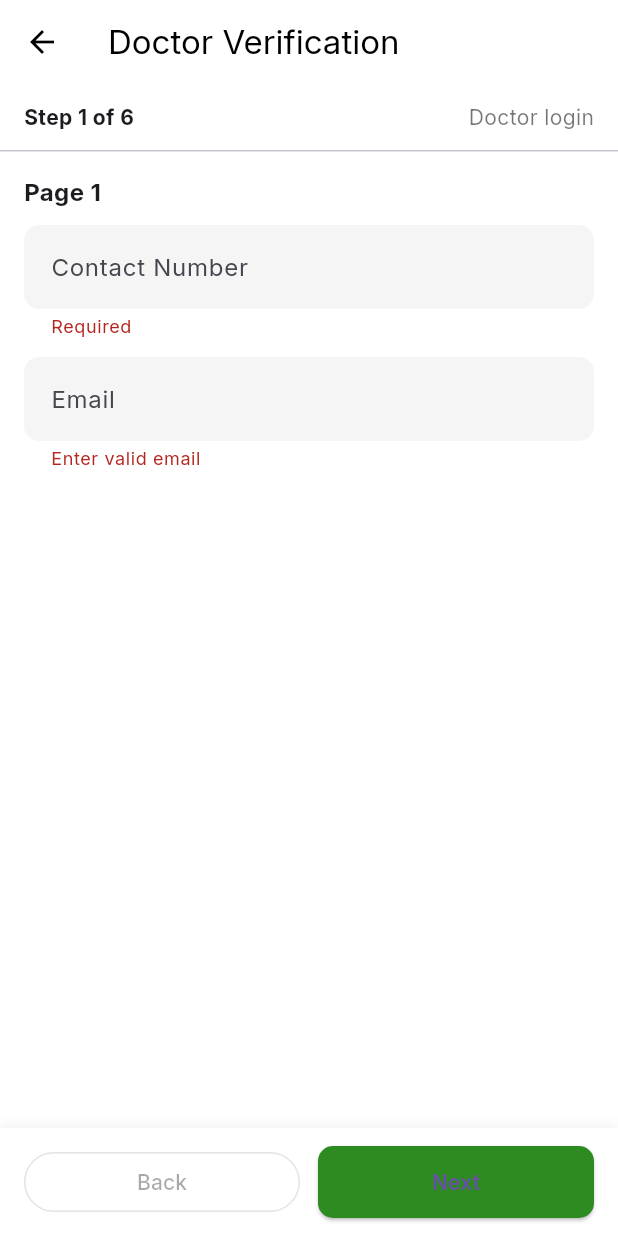
After one commit to Monoartiam99/OxyZen-KGEC, a Flutter app: the DoctorOnboardingScreen screen opened directly, after a tap on "Next", on a phone screen of 412 x 824 dp. The commit adds this screen. Run offline on Flutter 3.47's test engine with Material 3 defaults, Android fonts, the phone set to English and light mode, and no system bars; our stand-ins replace google_fonts; network calls fail.

Commit message:
create a doctors sign in

```diff
--- /dev/null
+++ b/lib/screens/doctor_onboarding_screen.dart
@@ -0,0 +1,543 @@
+import 'package:flutter/material.dart';
+
+class DoctorOnboardingScreen extends StatefulWidget {
+  final bool fromLogin;
+
+  const DoctorOnboardingScreen({super.key, this.fromLogin = false});
+
+  @override
+  State<DoctorOnboardingScreen> createState() => _DoctorOnboardingScreenState();
+}
+
+class _QualificationEntry {
+  _QualificationEntry()
+      : degreeCtrl = TextEditingController(),
+        institutionCtrl = TextEditingController(),
+        certificateUploaded = false,
+        verificationSourceCtrl = TextEditingController();
+
+  final TextEditingController degreeCtrl;
+  final TextEditingController institutionCtrl;
+  final TextEditingController verificationSourceCtrl;
+  bool certificateUploaded;
+
+  void dispose() {
+    degreeCtrl.dispose();
+    institutionCtrl.dispose();
+    verificationSourceCtrl.dispose();
+  }
+}
+
+class _DoctorOnboardingScreenState extends State<DoctorOnboardingScreen> {
+  final _pageController = PageController();
+  final _forms = List.generate(6, (_) => GlobalKey<FormState>());
+  int _step = 0;
+
+  // Page 1
+  final _phoneCtrl = TextEditingController();
+  final _emailCtrl = TextEditingController();
+
+  // Page 2
+  final _fullNameCtrl = TextEditingController();
+  final _contactCtrl = TextEditingController();
+  final _dobCtrl = TextEditingController();
+  final _regNoCtrl = TextEditingController();
+  final _regYearCtrl = TextEditingController();
+
+  // Page 3
+  final List<_QualificationEntry> _qualifications = [
+    _QualificationEntry(),
+    _QualificationEntry()
+  ];
+
+  // Page 4
+  bool _idProofUploaded = false;
+  bool _photoUploaded = false;
+  bool _signatureUploaded = false;
+
+  // Page 5
+  final List<String> _allSpecialities = const [
+    'Cardiology',
+    'Dermatology',
+    'ENT',
+    'General Medicine',
+    'Neurology',
+    'Orthopedics',
+    'Pediatrics',
+    'Psychiatry',
+    'Radiology',
+    'Surgery',
+    'Urology',
+  ];
+  final Set<String> _selectedSpecialities = {};
+  double _experienceYears = 0;
+
+  // Page 6
+  bool _termsAccepted = false;
+  bool _submitting = false;
+
+  @override
+  void dispose() {
+    _pageController.dispose();
+    _phoneCtrl.dispose();
+    _emailCtrl.dispose();
+    _fullNameCtrl.dispose();
+    _contactCtrl.dispose();
+    _dobCtrl.dispose();
+    _regNoCtrl.dispose();
+    _regYearCtrl.dispose();
+    for (final q in _qualifications) {
+      q.dispose();
+    }
+    super.dispose();
+  }
+
+  InputDecoration _inputDecoration(String hint) => InputDecoration(
+        hintText: hint,
+        filled: true,
+        fillColor: const Color(0xFFF5F5F5),
+        contentPadding:
+            const EdgeInsets.symmetric(horizontal: 14, vertical: 16),
+        border: OutlineInputBorder(
+            borderRadius: BorderRadius.circular(10),
+            borderSide: BorderSide.none),
+      );
+
+  Future<void> _next() async {
+    if (!_validateStep()) return;
+    if (_step >= 5) {
+      await _submit();
+      return;
+    }
+    setState(() => _step += 1);
+    _pageController.animateToPage(_step,
+        duration: const Duration(milliseconds: 280), curve: Curves.easeInOut);
+  }
+
+  void _back() {
+    if (_step == 0) return;
+    setState(() => _step -= 1);
+    _pageController.animateToPage(_step,
+        duration: const Duration(milliseconds: 240), curve: Curves.easeOut);
+  }
+
+  bool _validateStep() {
+    final form = _forms[_step].currentState;
+    if (form != null && !form.validate()) {
+      return false;
+    }
+    if (_step == 2) {
+      final first = _qualifications.first;
+      if (first.degreeCtrl.text.trim().isEmpty ||
+          first.institutionCtrl.text.trim().isEmpty ||
+          !first.certificateUploaded) {
+        _showToast(
+            'Please complete at least one qualification including certificate.');
+        return false;
+      }
+    }
+    if (_step == 3) {
+      if (!_idProofUploaded || !_photoUploaded || !_signatureUploaded) {
+        _showToast('Upload ID, photo, and signature to continue.');
+        return false;
+      }
+    }
+    if (_step == 4) {
+      if (_selectedSpecialities.isEmpty) {
+        _showToast('Select at least one speciality.');
+        return false;
+      }
+    }
+    if (_step == 5) {
+      if (!_termsAccepted) {
+        _showToast('Please accept terms and conditions.');
+        return false;
+      }
+    }
+    return true;
+  }
+
+  Future<void> _submit() async {
+    setState(() => _submitting = true);
+    await Future.delayed(const Duration(milliseconds: 900));
+    if (!mounted) return;
+    setState(() => _submitting = false);
+    ScaffoldMessenger.of(context).showSnackBar(
+      const SnackBar(content: Text('Doctor verification submitted (mock)')),
+    );
+    Navigator.of(context).pop();
+  }
+
+  void _showToast(String message) {
+    ScaffoldMessenger.of(context)
+        .showSnackBar(SnackBar(content: Text(message)));
+  }
+
+  Widget _buildStepIndicator() {
+    return Row(
+      mainAxisAlignment: MainAxisAlignment.spaceBetween,
+      children: [
+        Text('Step ${_step + 1} of 6',
+            style: const TextStyle(fontWeight: FontWeight.w700)),
+        Text(widget.fromLogin ? 'Doctor login' : 'Doctor sign up',
+            style: const TextStyle(color: Colors.black54)),
+      ],
+    );
+  }
+
+  Widget _uploadTile(
+      {required String label,
+      required bool uploaded,
+      required VoidCallback onTap}) {
+    return ListTile(
+      contentPadding: const EdgeInsets.symmetric(horizontal: 8, vertical: 4),
+      title: Text(label),
+      subtitle: Text(uploaded ? 'Uploaded' : 'Not uploaded',
+          style: TextStyle(color: uploaded ? Colors.green : Colors.red)),
+      trailing: OutlinedButton(
+          onPressed: onTap, child: Text(uploaded ? 'Replace' : 'Upload')),
+    );
+  }
+
+  Widget _buildPageOne() {
+    return Form(
+      key: _forms[0],
+      child: Column(
+        crossAxisAlignment: CrossAxisAlignment.start,
+        children: [
+          const Text('Page 1',
+              style: TextStyle(fontSize: 16, fontWeight: FontWeight.w700)),
+          const SizedBox(height: 10),
+          TextFormField(
+            controller: _phoneCtrl,
+            decoration: _inputDecoration('Contact Number'),
+            keyboardType: TextInputType.phone,
+            validator: (v) => v == null || v.trim().isEmpty ? 'Required' : null,
+          ),
+          const SizedBox(height: 12),
+          TextFormField(
+            controller: _emailCtrl,
+            decoration: _inputDecoration('Email'),
+            keyboardType: TextInputType.emailAddress,
+            validator: (v) =>
+                v == null || !v.contains('@') ? 'Enter valid email' : null,
+          ),
+        ],
+      ),
+    );
+  }
+
+  Widget _buildPageTwo() {
+    return Form(
+      key: _forms[1],
+      child: Column(
+        crossAxisAlignment: CrossAxisAlignment.start,
+        children: [
+          const Text('Page 2',
+              style: TextStyle(fontSize: 16, fontWeight: FontWeight.w700)),
+          const SizedBox(height: 10),
+          TextFormField(
+            controller: _fullNameCtrl,
+            decoration: _inputDecoration('Full Name'),
+            validator: (v) => v == null || v.trim().isEmpty ? 'Required' : null,
+          ),
+          const SizedBox(height: 12),
+          TextFormField(
+            controller: _contactCtrl,
+            decoration: _inputDecoration('Contact Mobile Number'),
+            keyboardType: TextInputType.phone,
+            validator: (v) => v == null || v.trim().isEmpty ? 'Required' : null,
+          ),
+          const SizedBox(height: 12),
+          TextFormField(
+            controller: _dobCtrl,
+            decoration: _inputDecoration('Date of Birth (DD/MM/YYYY)'),
+            validator: (v) => v == null || v.trim().isEmpty ? 'Required' : null,
+          ),
+          const SizedBox(height: 12),
+          TextFormField(
+            controller: _regNoCtrl,
+            decoration: _inputDecoration('Registration Number'),
+            validator: (v) => v == null || v.trim().isEmpty ? 'Required' : null,
+          ),
+          const SizedBox(height: 12),
+          TextFormField(
+            controller: _regYearCtrl,
+            decoration: _inputDecoration('Year of Registration'),
+            keyboardType: TextInputType.number,
+            validator: (v) => v == null || v.trim().isEmpty ? 'Required' : null,
+          ),
+        ],
+      ),
+    );
+  }
+
+  Widget _buildQualificationCard(int index) {
+    final entry = _qualifications[index];
+    final label = 'Qualification ${index + 1}';
+    final optional = index > 0;
+    return Card(
+      margin: const EdgeInsets.only(bottom: 12),
+      shape: RoundedRectangleBorder(borderRadius: BorderRadius.circular(12)),
+      elevation: 2,
+      child: Padding(
+        padding: const EdgeInsets.all(12),
+        child: Column(
+          crossAxisAlignment: CrossAxisAlignment.start,
+          children: [
+            Text('$label${optional ? ' (optional)' : ''}',
+                style: const TextStyle(fontWeight: FontWeight.w700)),
+            const SizedBox(height: 10),
+            TextFormField(
+              controller: entry.degreeCtrl,
+              decoration: _inputDecoration('Degree Name'),
+              validator: (v) {
+                if (optional && (v == null || v.trim().isEmpty)) return null;
+                return v == null || v.trim().isEmpty ? 'Required' : null;
+              },
+            ),
+            const SizedBox(height: 10),
+            TextFormField(
+              controller: entry.institutionCtrl,
+              decoration: _inputDecoration('Institution'),
+              validator: (v) {
+                if (optional && (v == null || v.trim().isEmpty)) return null;
+                return v == null || v.trim().isEmpty ? 'Required' : null;
+              },
+            ),
+            const SizedBox(height: 10),
+            _uploadTile(
+              label: 'Upload valid medical practitioner certificate',
+              uploaded: entry.certificateUploaded,
+              onTap: () => setState(() => entry.certificateUploaded = true),
+            ),
+            const SizedBox(height: 6),
+            TextFormField(
+              controller: entry.verificationSourceCtrl,
+              decoration: _inputDecoration(
+                  'From where OxyZen checks your qualification (optional)'),
+            ),
+          ],
+        ),
+      ),
+    );
+  }
+
+  Widget _buildPageThree() {
+    return Form(
+      key: _forms[2],
+      child: Column(
+        crossAxisAlignment: CrossAxisAlignment.start,
+        children: [
+          const Text('Page 3',
+              style: TextStyle(fontSize: 16, fontWeight: FontWeight.w700)),
+          const SizedBox(height: 8),
+          const Text("Doctor's Qualification",
+              style: TextStyle(fontWeight: FontWeight.w600)),
+          const SizedBox(height: 10),
+          _buildQualificationCard(0),
+          _buildQualificationCard(1),
+        ],
+      ),
+    );
+  }
+
+  Widget _buildPageFour() {
+    return Form(
+      key: _forms[3],
+      child: Column(
+        crossAxisAlignment: CrossAxisAlignment.start,
+        children: [
+          const Text('Page 4',
+              style: TextStyle(fontSize: 16, fontWeight: FontWeight.w700)),
+          const SizedBox(height: 8),
+          _uploadTile(
+            label: 'Upload your valid ID proof',
+            uploaded: _idProofUploaded,
+            onTap: () => setState(() => _idProofUploaded = true),
+          ),
+          _uploadTile(
+            label: 'Upload your passport size official photo',
+            uploaded: _photoUploaded,
+            onTap: () => setState(() => _photoUploaded = true),
+          ),
+          _uploadTile(
+            label: 'Upload signature',
+            uploaded: _signatureUploaded,
+            onTap: () => setState(() => _signatureUploaded = true),
+          ),
+        ],
+      ),
+    );
+  }
+
+  Widget _buildPageFive() {
+    return Form(
+      key: _forms[4],
+      child: Column(
+        crossAxisAlignment: CrossAxisAlignment.start,
+        children: [
+          const Text('Page 5',
+              style: TextStyle(fontSize: 16, fontWeight: FontWeight.w700)),
+          const SizedBox(height: 8),
+          const Text("Doctor's Speciality / Category",
+              style: TextStyle(fontWeight: FontWeight.w600)),
+          const SizedBox(height: 10),
+          Wrap(
+            spacing: 8,
+            runSpacing: 8,
+            children: _allSpecialities
+                .map(
+                  (s) => FilterChip(
+                    label: Text(s),
+                    selected: _selectedSpecialities.contains(s),
+                    onSelected: (val) => setState(() {
+                      if (val) {
+                        _selectedSpecialities.add(s);
+                      } else {
+                        _selectedSpecialities.remove(s);
+                      }
+                    }),
+                  ),
+                )
+                .toList(),
+          ),
+          const SizedBox(height: 16),
+          Row(
+            mainAxisAlignment: MainAxisAlignment.spaceBetween,
+            children: [
+              const Text('Years of experience'),
+              Text('${_experienceYears.toStringAsFixed(0)} yrs'),
+            ],
+          ),
+          Slider(
+            value: _experienceYears,
+            max: 60,
+            divisions: 60,
+            label: _experienceYears.toStringAsFixed(0),
+            onChanged: (v) => setState(() => _experienceYears = v),
+          ),
+        ],
+      ),
+    );
+  }
+
+  Widget _buildPageSix() {
+    return Form(
+      key: _forms[5],
+      child: Column(
+        crossAxisAlignment: CrossAxisAlignment.start,
+        children: [
+          const Text('Page 6',
+              style: TextStyle(fontSize: 16, fontWeight: FontWeight.w700)),
+          const SizedBox(height: 10),
+          CheckboxListTile(
+            contentPadding: EdgeInsets.zero,
+            value: _termsAccepted,
+            onChanged: (v) => setState(() => _termsAccepted = v ?? false),
+            title: const Text('I agree to the Terms and Conditions.'),
+          ),
+          const SizedBox(height: 10),
+          ListTile(
+            contentPadding: EdgeInsets.zero,
+            title: const Text('Verify details'),
+            subtitle: Text(
+              'Ensure all details are correct before submitting. This is a mock submission for now.',
+              style: TextStyle(color: Colors.grey.shade700),
+            ),
+          ),
+        ],
+      ),
+    );
+  }
+
+  @override
+  Widget build(BuildContext context) {
+    return Scaffold(
+      appBar: AppBar(
+        title: const Text('Doctor Verification'),
+        backgroundColor: Colors.white,
+        surfaceTintColor: Colors.white,
+        foregroundColor: Colors.black,
+        elevation: 0,
+      ),
+      body: SafeArea(
+        child: Column(
+          children: [
+            Padding(
+              padding: const EdgeInsets.symmetric(horizontal: 16, vertical: 12),
+              child: _buildStepIndicator(),
+            ),
+            const Divider(height: 1),
+            Expanded(
+              child: PageView(
+                controller: _pageController,
+                physics: const NeverScrollableScrollPhysics(),
+                children: [
+                  SingleChildScrollView(
+                      padding: const EdgeInsets.all(16),
+                      child: _buildPageOne()),
+                  SingleChildScrollView(
+                      padding: const EdgeInsets.all(16),
+                      child: _buildPageTwo()),
+                  SingleChildScrollView(
+                      padding: const EdgeInsets.all(16),
+                      child: _buildPageThree()),
+                  SingleChildScrollView(
+                      padding: const EdgeInsets.all(16),
+                      child: _buildPageFour()),
+                  SingleChildScrollView(
+                      padding: const EdgeInsets.all(16),
+                      child: _buildPageFive()),
+                  SingleChildScrollView(
+                      padding: const EdgeInsets.all(16),
+                      child: _buildPageSix()),
+                ],
+              ),
+            ),
+            Container(
+              padding: const EdgeInsets.symmetric(horizontal: 16, vertical: 12),
+              decoration: BoxDecoration(color: Colors.white, boxShadow: [
+                BoxShadow(
+                    color: Colors.black.withOpacity(0.05),
+                    blurRadius: 6,
+                    offset: const Offset(0, -2))
+              ]),
+              child: Row(
+                children: [
+                  Expanded(
+                    child: OutlinedButton(
+                      onPressed: _step == 0 ? null : _back,
+                      child: const Text('Back'),
+                    ),
+                  ),
+                  const SizedBox(width: 12),
+                  Expanded(
+                    child: ElevatedButton(
+                      onPressed: _submitting ? null : _next,
+                      style: ElevatedButton.styleFrom(
+                        backgroundColor: const Color(0xFF2E8B22),
+                        padding: const EdgeInsets.symmetric(vertical: 14),
+                        shape: RoundedRectangleBorder(
+                            borderRadius: BorderRadius.circular(10)),
+                      ),
+                      child: _submitting
+                          ? const SizedBox(
+                              height: 18,
+                              width: 18,
+                              child: CircularProgressIndicator(
+                                  color: Colors.white, strokeWidth: 2))
+                          : Text(_step == 5 ? 'Submit' : 'Next',
+                              style:
+                                  const TextStyle(fontWeight: FontWeight.w600)),
+                    ),
+                  ),
+                ],
+              ),
+            ),
+          ],
+        ),
+      ),
+    );
+  }
+}
--- a/lib/screens/login_screen.dart
+++ b/lib/screens/login_screen.dart
@@ -1,4 +1,5 @@
 import 'package:flutter/material.dart';
+import 'doctor_onboarding_screen.dart';
 
 class LoginScreen extends StatefulWidget {
   final VoidCallback onSwitchToSignUp;
@@ -15,6 +16,14 @@ class _LoginScreenState extends State<LoginScreen> {
   final _passwordCtrl = TextEditingController();
   bool _obscurePassword = true;
   bool _loading = false;
+
+  void _doctorLogin() {
+    Navigator.of(context).push(
+      MaterialPageRoute(
+        builder: (_) => const DoctorOnboardingScreen(fromLogin: true),
+      ),
+    );
+  }
 
   Future<void> _login() async {
     if (!_formKey.currentState!.validate()) return;
@@ -42,7 +51,9 @@ class _LoginScreenState extends State<LoginScreen> {
   Widget build(BuildContext context) {
     return Scaffold(
       appBar: AppBar(
-        backgroundColor: Colors.black87,
+        backgroundColor: Colors.white,
+        surfaceTintColor: Colors.white,
+        foregroundColor: Colors.black,
         elevation: 0,
       ),
       body: SafeArea(
@@ -161,6 +172,31 @@ class _LoginScreenState extends State<LoginScreen> {
                                             style: TextStyle(
                                                 fontSize: 16,
                                                 fontWeight: FontWeight.w600)),
+                                  ),
+                                ),
+                                const SizedBox(height: 10),
+
+                                // Doctor Login Button
+                                SizedBox(
+                                  width: double.infinity,
+                                  height: 48,
+                                  child: OutlinedButton(
+                                    onPressed: _doctorLogin,
+                                    style: OutlinedButton.styleFrom(
+                                      foregroundColor: const Color(0xFF2E8B22),
+                                      side: const BorderSide(
+                                          color: Color(0xFF2E8B22)),
+                                      shape: RoundedRectangleBorder(
+                                        borderRadius: BorderRadius.circular(8),
+                                      ),
+                                    ),
+                                    child: const Text(
+                                      'Doctor Login',
+                                      style: TextStyle(
+                                        fontSize: 15,
+                                        fontWeight: FontWeight.w600,
+                                      ),
+                                    ),
                                   ),
                                 ),
                                 const SizedBox(height: 12),
--- a/lib/screens/sign_up_screen.dart
+++ b/lib/screens/sign_up_screen.dart
@@ -1,4 +1,5 @@
 import 'package:flutter/material.dart';
+import 'doctor_onboarding_screen.dart';
 
 class SignUpScreen extends StatefulWidget {
   final VoidCallback onSwitchToLogin;
@@ -16,6 +17,14 @@ class _SignUpScreenState extends State<SignUpScreen> {
   final _emailCtrl = TextEditingController();
   String _gender = 'Male';
   bool _loading = false;
+
+  void _doctorSignUp() {
+    Navigator.of(context).push(
+      MaterialPageRoute(
+        builder: (_) => const DoctorOnboardingScreen(fromLogin: false),
+      ),
+    );
+  }
 
   Future<void> _continue() async {
     if (!_formKey.currentState!.validate()) return;
@@ -41,7 +50,9 @@ class _SignUpScreenState extends State<SignUpScreen> {
   Widget build(BuildContext context) {
     return Scaffold(
       appBar: AppBar(
-        backgroundColor: Colors.black87,
+        backgroundColor: Colors.white,
+        surfaceTintColor: Colors.white,
+        foregroundColor: Colors.black,
         elevation: 0,
       ),
       body: SafeArea(
@@ -171,6 +182,31 @@ class _SignUpScreenState extends State<SignUpScreen> {
                                             style: TextStyle(
                                                 fontSize: 16,
                                                 fontWeight: FontWeight.w600)),
+                                  ),
+                                ),
+                                const SizedBox(height: 10),
+
+                                // Doctor Sign Up Button
+                                SizedBox(
+                                  width: double.infinity,
+                                  height: 48,
+                                  child: OutlinedButton(
+                                    onPressed: _doctorSignUp,
+                                    style: OutlinedButton.styleFrom(
+                                      foregroundColor: const Color(0xFF2E8B22),
+                                      side: const BorderSide(
+                                          color: Color(0xFF2E8B22)),
+                                      shape: RoundedRectangleBorder(
+                                        borderRadius: BorderRadius.circular(8),
+                                      ),
+                                    ),
+                                    child: const Text(
+                                      'Doctor Sign Up',
+                                      style: TextStyle(
+                                        fontSize: 15,
+                                        fontWeight: FontWeight.w600,
+                                      ),
+                                    ),
                                   ),
                                 ),
                                 const SizedBox(height: 12),
```
